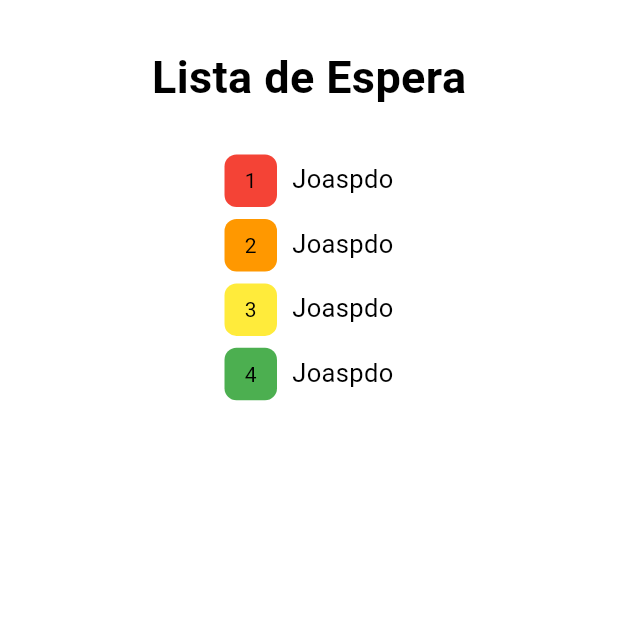
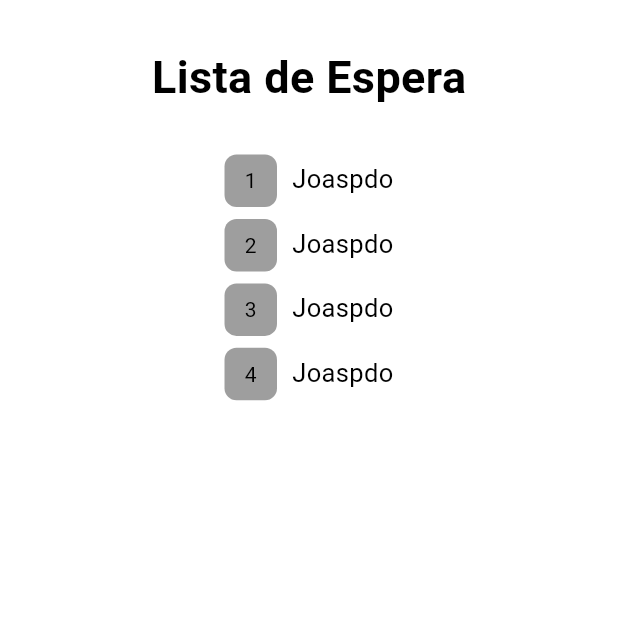
Before and after one commit to alexandrendev/app-queue, a Flutter app: the HomeAtendente screen opened by its route, on a phone screen of 412 x 824 dp, the top half of it. Run offline on Flutter 3.47's test engine with Material 3 defaults, Android fonts, the phone set to English and light mode, and no system bars.

Commit message:
Fix pirority colors

```diff
--- a/app_queue/lib/pages/home_atendente.dart
+++ b/app_queue/lib/pages/home_atendente.dart
@@ -1,3 +1,4 @@
+import 'package:app_queue/components/my_button.dart';
 import 'package:app_queue/components/my_person.dart';
 import 'package:app_queue/components/my_priority.dart';
 import 'package:flutter/material.dart';
@@ -31,7 +32,7 @@ class HomeAtendente extends StatelessWidget {
                 mainAxisAlignment: MainAxisAlignment.center,
                 crossAxisAlignment: CrossAxisAlignment.center,
                 children: [
-                  Priority(color: Colors.red, position: 1),
+                  Priority(color: Colors.grey, position: 1),
                   SizedBox(
                     width: 10,
                   ),
@@ -48,7 +49,7 @@ class HomeAtendente extends StatelessWidget {
                 mainAxisAlignment: MainAxisAlignment.center,
                 crossAxisAlignment: CrossAxisAlignment.center,
                 children: [
-                  Priority(color: Colors.orange, position: 2),
+                  Priority(color: Colors.grey, position: 2),
                   SizedBox(
                     width: 10,
                   ),
@@ -65,7 +66,7 @@ class HomeAtendente extends StatelessWidget {
                 mainAxisAlignment: MainAxisAlignment.center,
                 crossAxisAlignment: CrossAxisAlignment.center,
                 children: [
-                  Priority(color: Colors.yellow, position: 3),
+                  Priority(color: Colors.grey, position: 3),
                   SizedBox(
                     width: 10,
                   ),
@@ -83,7 +84,7 @@ class HomeAtendente extends StatelessWidget {
                 crossAxisAlignment: CrossAxisAlignment.center,
 
                 children: [
-                  Priority(color: Colors.green, position: 4),
+                  Priority(color: Colors.grey, position: 4),
                   SizedBox(
                     width: 10,
                   ),
```
